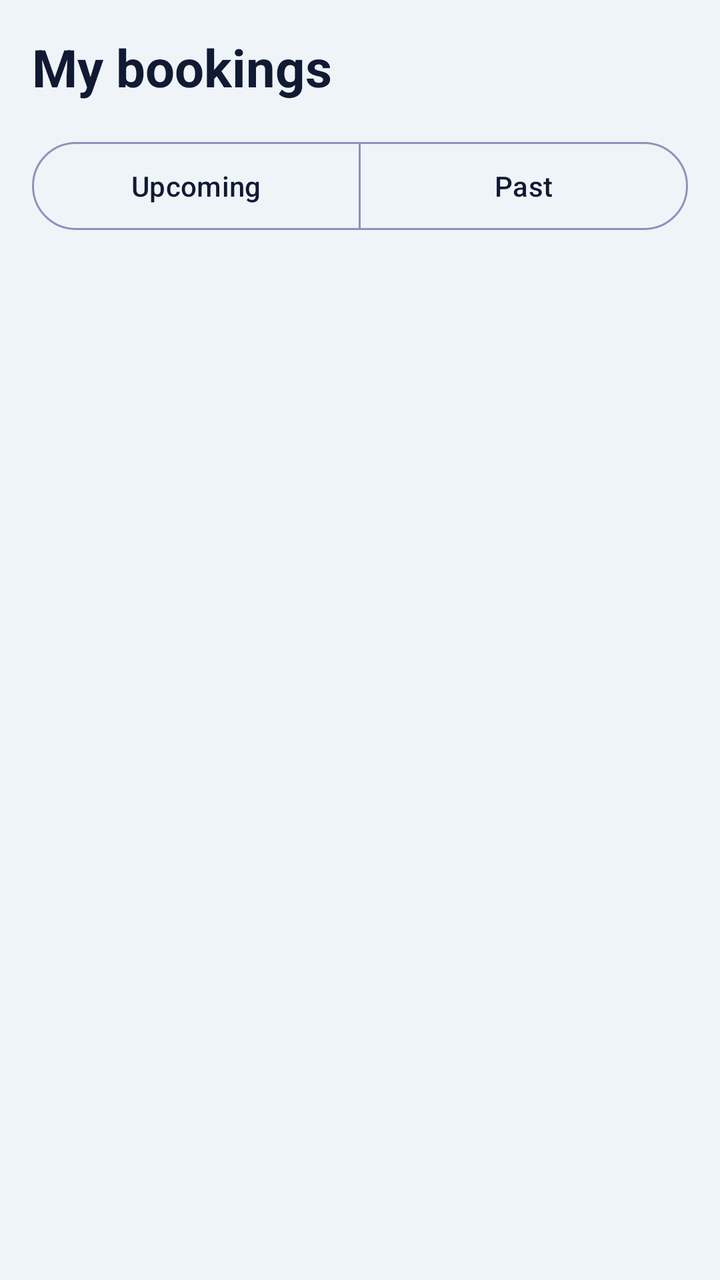
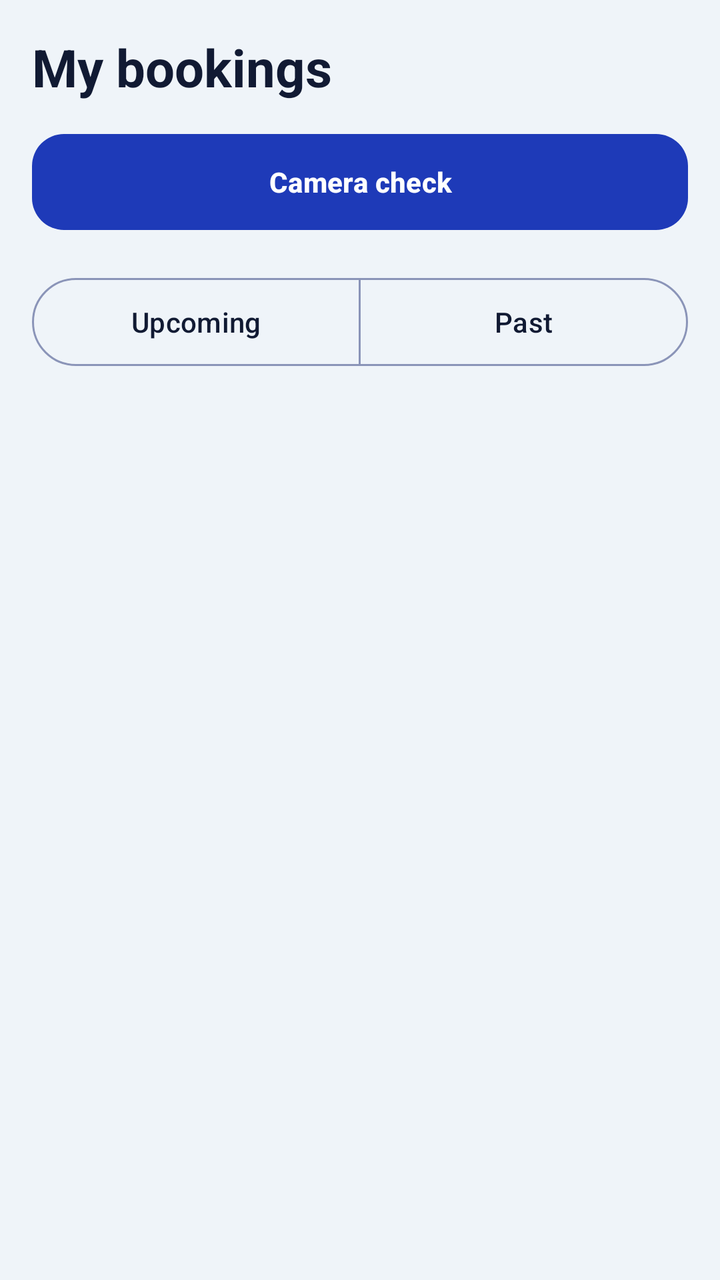

Compare the two renders of this Android layout. The source of the first and the diff that turns it into the second are given below.
<!-- AndroidManifest.xml: application theme Theme.Senyas -->
<!-- res/layout/fragment_bookings.xml -->
<?xml version="1.0" encoding="utf-8"?>
<LinearLayout xmlns:android="http://schemas.android.com/apk/res/android"
    xmlns:app="http://schemas.android.com/apk/res-auto"
    android:layout_width="match_parent"
    android:layout_height="match_parent"
    android:orientation="vertical">

    
    <include
        android:id="@+id/top_bar"
        layout="@layout/view_top_bar"
        android:visibility="gone" />

    <TextView android:id="@+id/tv_page_title" android:layout_width="match_parent" android:layout_height="wrap_content" android:paddingHorizontal="16dp" android:paddingTop="16dp" android:text="@string/my_bookings" android:textColor="@color/text_primary" android:textSize="26sp" android:textStyle="bold" />

    <com.google.android.material.button.MaterialButtonToggleGroup
        android:id="@+id/toggle_when"
        android:layout_width="match_parent"
        android:layout_height="wrap_content"
        android:layout_margin="16dp"
        app:selectionRequired="true"
        app:singleSelection="true">

        <com.google.android.material.button.MaterialButton android:id="@+id/btn_upcoming" style="?attr/materialButtonOutlinedStyle" android:layout_width="0dp" android:layout_height="wrap_content" android:minHeight="52dp" android:layout_weight="1" android:text="@string/upcoming" />
        <com.google.android.material.button.MaterialButton android:id="@+id/btn_past" style="?attr/materialButtonOutlinedStyle" android:layout_width="0dp" android:layout_height="wrap_content" android:minHeight="52dp" android:layout_weight="1" android:text="@string/past" />
    </com.google.android.material.button.MaterialButtonToggleGroup>

    <ScrollView android:layout_width="match_parent" android:layout_height="0dp" android:layout_weight="1">
        <FrameLayout android:layout_width="match_parent" android:layout_height="wrap_content">
            <LinearLayout
                android:id="@+id/list"
                android:layout_width="match_parent"
                android:layout_height="wrap_content"
                android:orientation="vertical"
                android:paddingHorizontal="16dp"
                android:paddingBottom="16dp" />

            <LinearLayout
                android:id="@+id/empty_view"
                android:layout_width="match_parent"
                android:layout_height="wrap_content"
                android:gravity="center_horizontal"
                android:orientation="vertical"
                android:padding="24dp"
                android:visibility="gone">

                <TextView android:id="@+id/tv_empty_title" android:layout_width="wrap_content" android:layout_height="wrap_content" android:layout_marginTop="32dp" android:textColor="@color/text_primary" android:textSize="24sp" android:textStyle="bold" />
                <TextView android:id="@+id/tv_empty_body" android:layout_width="wrap_content" android:layout_height="wrap_content" android:layout_marginTop="8dp" android:gravity="center" android:textColor="@color/text_secondary" android:textSize="15sp" />
                <com.google.android.material.button.MaterialButton android:id="@+id/btn_find" android:layout_width="match_parent" android:layout_height="56dp" android:layout_marginTop="24dp" android:text="@string/find_a_tutor" android:textStyle="bold" app:cornerRadius="16dp" />
            </LinearLayout>
        </FrameLayout>
    </ScrollView>
</LinearLayout>
<!-- res/layout/view_top_bar.xml (included above) -->
<?xml version="1.0" encoding="utf-8"?>
<LinearLayout xmlns:android="http://schemas.android.com/apk/res/android"
    android:layout_width="match_parent"
    android:layout_height="56dp"
    android:gravity="center_vertical"
    android:orientation="horizontal"
    android:paddingStart="4dp"
    android:paddingEnd="16dp">

    <ImageButton
        android:id="@+id/btn_back"
        android:layout_width="48dp"
        android:layout_height="48dp"
        android:background="?attr/selectableItemBackgroundBorderless"
        android:contentDescription="@string/back"
        android:src="@drawable/ic_back"
        android:tint="@color/text_primary" />

    <TextView
        android:id="@+id/tv_bar_title"
        android:layout_width="wrap_content"
        android:layout_height="wrap_content"
        android:layout_marginStart="4dp"
        android:textColor="@color/text_primary"
        android:textSize="20sp"
        android:textStyle="bold" />
</LinearLayout>
<!-- resources referenced by this layout -->
<resources>
  <color name="text_primary">#111A33</color>
  <color name="text_secondary">#4B5578</color>
  <!-- drawable ic_back (drawable) -->
  <?xml version="1.0" encoding="utf-8"?>
  <vector xmlns:android="http://schemas.android.com/apk/res/android"
      android:width="24dp" android:height="24dp"
      android:viewportWidth="24" android:viewportHeight="24"
      android:tint="?attr/colorControlNormal">
      <path android:fillColor="@android:color/white" android:pathData="M20,11H7.83l5.59,-5.59L12,4l-8,8 8,8 1.41,-1.41L7.83,13H20v-2z" />
  </vector>
  <string name="back">Back</string>
  <string name="find_a_tutor">Find a tutor</string>
  <string name="my_bookings">My bookings</string>
  <string name="past">Past</string>
  <string name="upcoming">Upcoming</string>
  <style name="Theme.Senyas" parent="Theme.Material3.DayNight.NoActionBar">
          <item name="colorPrimary">@color/senyas_blue</item>
          <item name="colorOnPrimary">@color/white</item>
          <item name="colorPrimaryContainer">@color/blue_container</item>
          <item name="colorOnPrimaryContainer">@color/senyas_blue</item>
          <item name="colorSecondary">@color/sun_yellow</item>
          <item name="colorOnSecondary">@color/navy</item>
          <item name="android:colorBackground">@color/background</item>
          <item name="colorSurface">@color/surface</item>
          <item name="colorOnSurface">@color/text_primary</item>
          <item name="colorOnSurfaceVariant">@color/text_secondary</item>
          <item name="colorOutline">@color/outline</item>
          <item name="colorError">@color/error</item>
          <item name="android:statusBarColor">@color/background</item>
          <item name="android:windowLightStatusBar">true</item>
          <item name="textInputStyle">@style/Widget.Senyas.TextField</item>
      </style>
  <color name="senyas_blue">#1E3AB8</color>
  <color name="white">#FFFFFFFF</color>
  <color name="blue_container">#DFE5FF</color>
  <color name="sun_yellow">#FFC22D</color>
  <color name="navy">#111A33</color>
  <color name="background">#EFF4F9</color>
  <color name="surface">#FFFFFF</color>
  <color name="outline">#8A94B8</color>
  <color name="error">#B3261E</color>
  <style name="Widget.Senyas.TextField" parent="Widget.Material3.TextInputLayout.OutlinedBox">
          <item name="boxCornerRadiusTopStart">12dp</item>
          <item name="boxCornerRadiusTopEnd">12dp</item>
          <item name="boxCornerRadiusBottomStart">12dp</item>
          <item name="boxCornerRadiusBottomEnd">12dp</item>
          <item name="boxBackgroundColor">@color/surface</item>
      </style>
</resources>

<!-- the commit's change to res/layout/fragment_bookings.xml (unified diff, before → after) -->
@@ -5,13 +5,18 @@
     android:layout_height="match_parent"
     android:orientation="vertical">
 
-    
-    <include
-        android:id="@+id/top_bar"
-        layout="@layout/view_top_bar"
-        android:visibility="gone" />
+    <TextView android:id="@+id/tv_page_title" android:layout_width="match_parent" android:layout_height="wrap_content" android:paddingHorizontal="16dp" android:paddingTop="16dp" android:text="@string/my_bookings" android:textColor="@color/text_primary" android:textSize="26sp" android:textStyle="bold" />
 
-    <TextView android:id="@+id/tv_page_title" android:layout_width="match_parent" android:layout_height="wrap_content" android:paddingHorizontal="16dp" android:paddingTop="16dp" android:text="@string/my_bookings" android:textColor="@color/text_primary" android:textSize="26sp" android:textStyle="bold" />
+    <com.google.android.material.button.MaterialButton
+        android:id="@+id/btn_camera_check"
+        android:layout_width="match_parent"
+        android:layout_height="wrap_content"
+        android:layout_marginHorizontal="16dp"
+        android:layout_marginTop="12dp"
+        android:minHeight="56dp"
+        android:text="@string/camera_check_title"
+        android:textStyle="bold"
+        app:cornerRadius="16dp" />
 
     <com.google.android.material.button.MaterialButtonToggleGroup
         android:id="@+id/toggle_when"
@@ -51,31 +56,3 @@
         </FrameLayout>
     </ScrollView>
 </LinearLayout>
-<!-- res/layout/view_top_bar.xml (included above) -->
-<?xml version="1.0" encoding="utf-8"?>
-<LinearLayout xmlns:android="http://schemas.android.com/apk/res/android"
-    android:layout_width="match_parent"
-    android:layout_height="56dp"
-    android:gravity="center_vertical"
-    android:orientation="horizontal"
-    android:paddingStart="4dp"
-    android:paddingEnd="16dp">
-
-    <ImageButton
-        android:id="@+id/btn_back"
-        android:layout_width="48dp"
-        android:layout_height="48dp"
-        android:background="?attr/selectableItemBackgroundBorderless"
-        android:contentDescription="@string/back"
-        android:src="@drawable/ic_back"
-        android:tint="@color/text_primary" />
-
-    <TextView
-        android:id="@+id/tv_bar_title"
-        android:layout_width="wrap_content"
-        android:layout_height="wrap_content"
-        android:layout_marginStart="4dp"
-        android:textColor="@color/text_primary"
-        android:textSize="20sp"
-        android:textStyle="bold" />
-</LinearLayout>
<!-- resource entries referenced after the edit -->
@@ -2,15 +2,7 @@
 <resources>
   <color name="text_primary">#111A33</color>
   <color name="text_secondary">#4B5578</color>
-  <!-- drawable ic_back (drawable) -->
-  <?xml version="1.0" encoding="utf-8"?>
-  <vector xmlns:android="http://schemas.android.com/apk/res/android"
-      android:width="24dp" android:height="24dp"
-      android:viewportWidth="24" android:viewportHeight="24"
-      android:tint="?attr/colorControlNormal">
-      <path android:fillColor="@android:color/white" android:pathData="M20,11H7.83l5.59,-5.59L12,4l-8,8 8,8 1.41,-1.41L7.83,13H20v-2z" />
-  </vector>
-  <string name="back">Back</string>
+  <string name="camera_check_title">Camera check</string>
   <string name="find_a_tutor">Find a tutor</string>
   <string name="my_bookings">My bookings</string>
   <string name="past">Past</string>
